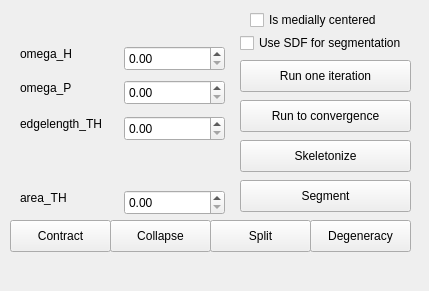
The window that Polyhedron/demo/Polyhedron/Mean_curvature_flow_skeleton_plugin.ui (CGAL/cgal) describes before a commit, drawn with Qt 5.
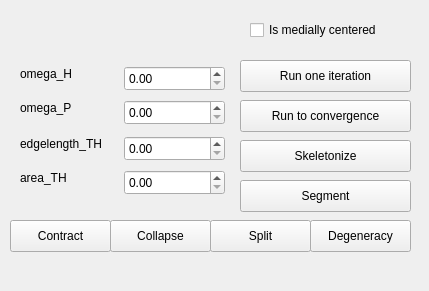
The same window after the commit.

```diff
--- a/Polyhedron/demo/Polyhedron/Mean_curvature_flow_skeleton_plugin.ui
+++ b/Polyhedron/demo/Polyhedron/Mean_curvature_flow_skeleton_plugin.ui
@@ -31,7 +31,7 @@
     <property name="geometry">
      <rect>
       <x>124</x>
-      <y>46</y>
+      <y>66</y>
       <width>101</width>
       <height>25</height>
      </rect>
@@ -41,7 +41,7 @@
     <property name="geometry">
      <rect>
       <x>124</x>
-      <y>116</y>
+      <y>136</y>
       <width>101</width>
       <height>25</height>
      </rect>
@@ -51,7 +51,7 @@
     <property name="geometry">
      <rect>
       <x>20</x>
-      <y>46</y>
+      <y>66</y>
       <width>59</width>
       <height>16</height>
      </rect>
@@ -64,7 +64,7 @@
     <property name="geometry">
      <rect>
       <x>20</x>
-      <y>116</y>
+      <y>136</y>
       <width>96</width>
       <height>16</height>
      </rect>
@@ -155,7 +155,7 @@
     <property name="geometry">
      <rect>
       <x>124</x>
-      <y>190</y>
+      <y>170</y>
       <width>101</width>
       <height>25</height>
      </rect>
@@ -165,7 +165,7 @@
     <property name="geometry">
      <rect>
       <x>20</x>
-      <y>190</y>
+      <y>170</y>
       <width>53</width>
       <height>16</height>
      </rect>
@@ -178,7 +178,7 @@
     <property name="geometry">
      <rect>
       <x>20</x>
-      <y>80</y>
+      <y>100</y>
       <width>59</width>
       <height>16</height>
      </rect>
@@ -191,7 +191,7 @@
     <property name="geometry">
      <rect>
       <x>124</x>
-      <y>80</y>
+      <y>100</y>
       <width>101</width>
       <height>25</height>
      </rect>
@@ -201,7 +201,7 @@
     <property name="geometry">
      <rect>
       <x>250</x>
-      <y>10</y>
+      <y>20</y>
       <width>151</width>
       <height>20</height>
      </rect>
@@ -223,19 +223,6 @@
      <string>Segment</string>
     </property>
    </widget>
-   <widget class="QCheckBox" name="use_sdf">
-    <property name="geometry">
-     <rect>
-      <x>240</x>
-      <y>33</y>
-      <width>191</width>
-      <height>20</height>
-     </rect>
-    </property>
-    <property name="text">
-     <string>Use SDF for segmentation</string>
-    </property>
-   </widget>
    <zorder>omega_H</zorder>
    <zorder>edgelength_TH</zorder>
    <zorder>label_omega_H</zorder>
```
Left out of the diff: 1 changed line with no effect on the pictures.
